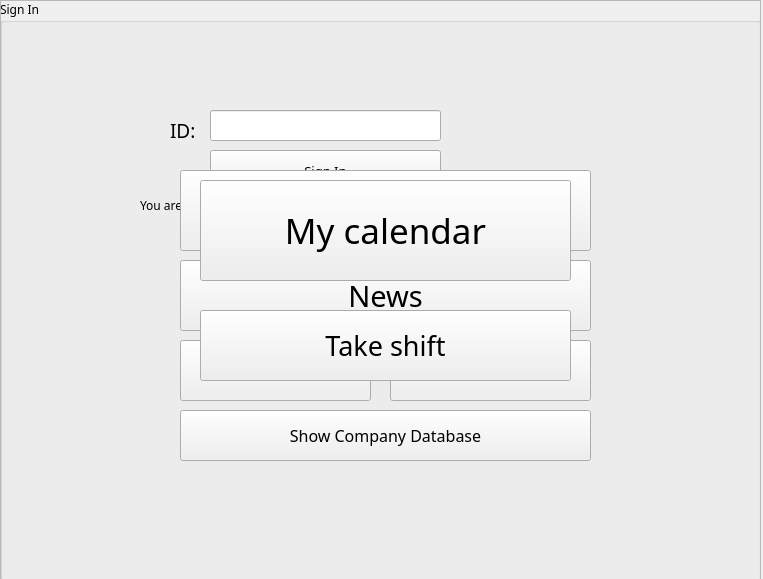
Qt form Comcalen/Comcalen.ui (Rolkarolka/Comcalen) before a commit.
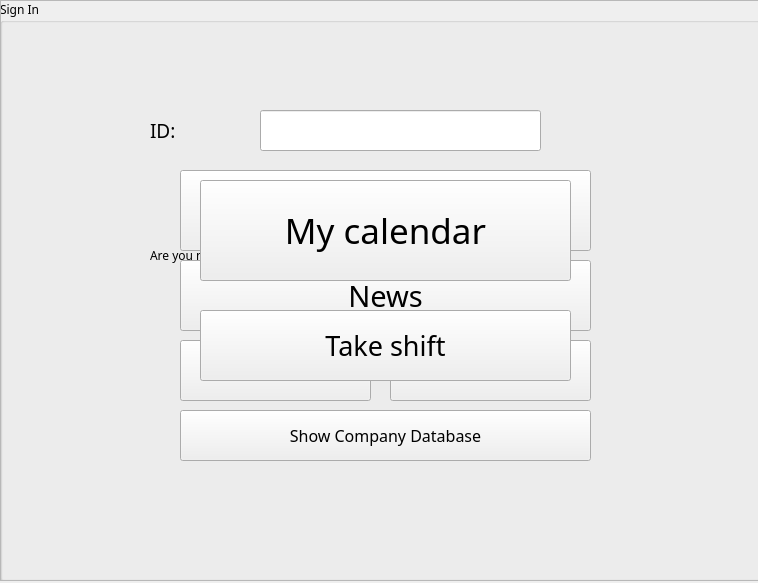
The same form after that commit. Icons and pictures are not drawn.

The edit to the form file:
```diff
--- a/Comcalen/Comcalen.ui
+++ b/Comcalen/Comcalen.ui
@@ -6,8 +6,8 @@
    <rect>
     <x>0</x>
     <y>0</y>
-    <width>763</width>
-    <height>579</height>
+    <width>758</width>
+    <height>583</height>
    </rect>
   </property>
   <property name="windowTitle">
@@ -37,10 +37,10 @@
     <widget class="QPushButton" name="login_button">
      <property name="geometry">
       <rect>
-       <x>210</x>
-       <y>150</y>
-       <width>231</width>
-       <height>41</height>
+       <x>260</x>
+       <y>170</y>
+       <width>281</width>
+       <height>51</height>
       </rect>
      </property>
      <property name="font">
@@ -56,17 +56,17 @@
     <widget class="QLineEdit" name="ID_line">
      <property name="geometry">
       <rect>
-       <x>210</x>
+       <x>260</x>
        <y>110</y>
-       <width>231</width>
-       <height>31</height>
+       <width>281</width>
+       <height>41</height>
       </rect>
      </property>
     </widget>
     <widget class="QLabel" name="label">
      <property name="geometry">
       <rect>
-       <x>170</x>
+       <x>150</x>
        <y>110</y>
        <width>31</width>
        <height>41</height>
@@ -85,10 +85,10 @@
     <widget class="QPushButton" name="signin_button">
      <property name="geometry">
       <rect>
-       <x>210</x>
-       <y>220</y>
-       <width>231</width>
-       <height>41</height>
+       <x>260</x>
+       <y>270</y>
+       <width>281</width>
+       <height>51</height>
       </rect>
      </property>
      <property name="font">
@@ -104,8 +104,8 @@
     <widget class="QLabel" name="label_2">
      <property name="geometry">
       <rect>
-       <x>140</x>
-       <y>190</y>
+       <x>150</x>
+       <y>240</y>
        <width>141</width>
        <height>31</height>
       </rect>
@@ -116,7 +116,7 @@
       </font>
      </property>
      <property name="text">
-      <string>You are new here?</string>
+      <string>Are you new here?</string>
      </property>
     </widget>
    </widget>
```
